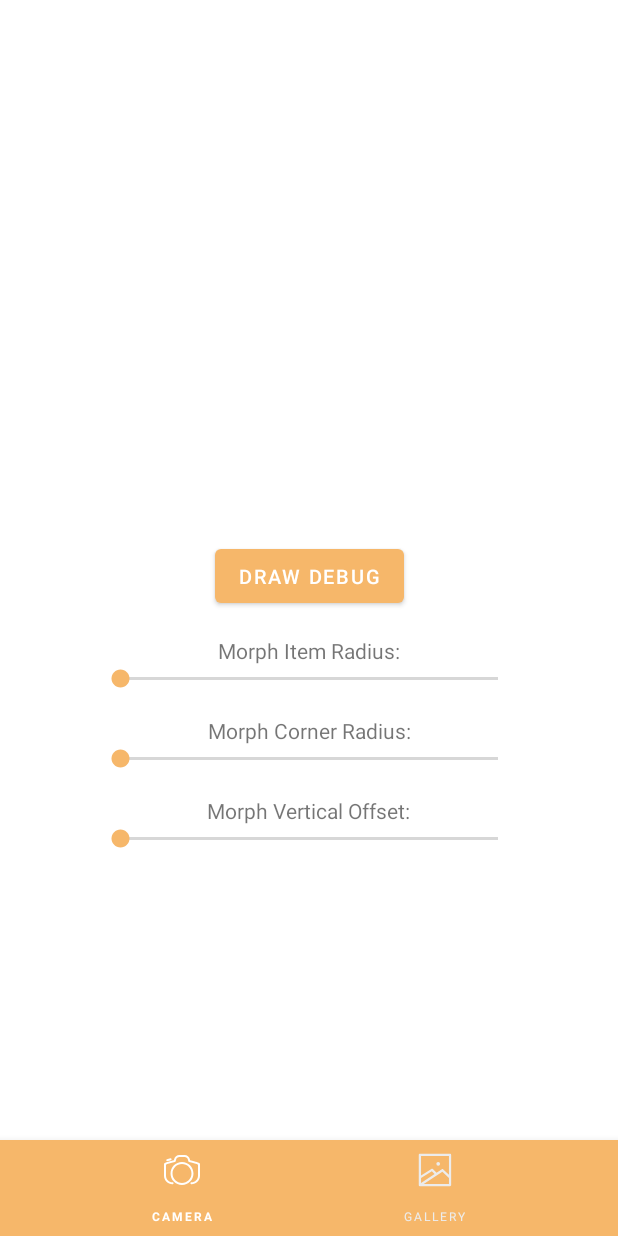
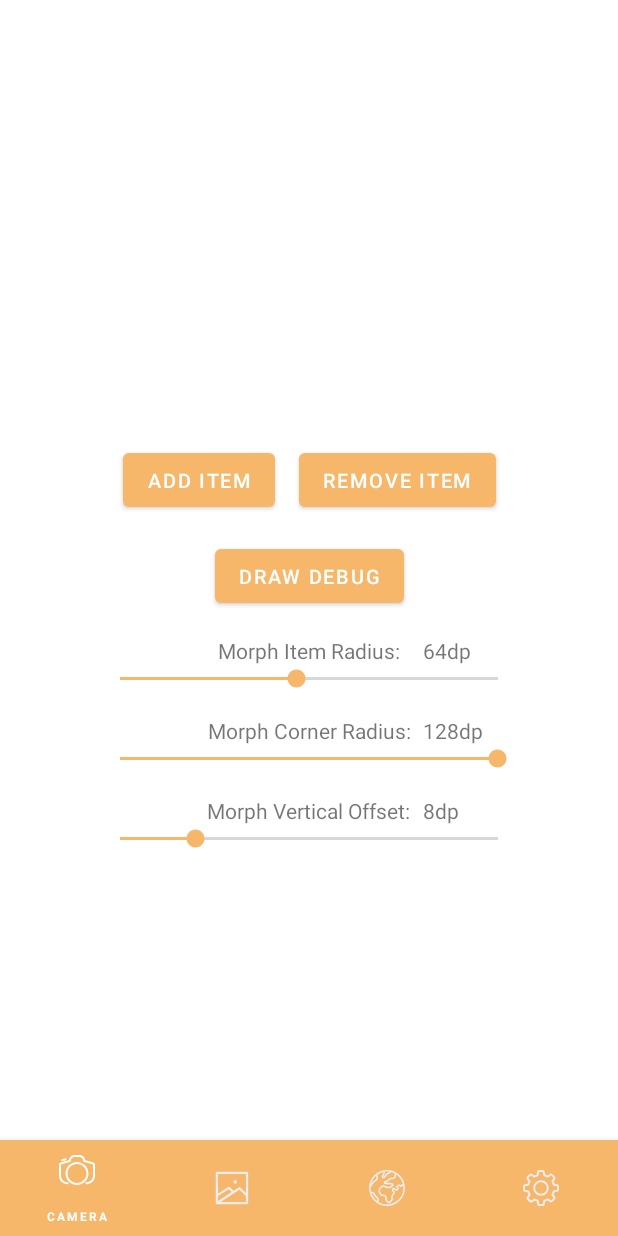
Before and after one commit to tommybuonomo/morph-bottom-navigation, an Android app: the screen it shows after launch (MainActivity), on a phone screen of 412 x 824 dp. Run offline under Robolectric (Android 15) with nearby library versions, the phone set to English and light mode, and no system bars; libraries missing offline, so code that uses them is left out: com.tbuonomo.magicshapepath.

Commit message:
Fix items gravity, add buttons in sample

```diff
--- a/morph-bottom-navigation-sample/src/main/java/com/tbuonomo/morphbottomnavigationsample/MainActivity.kt
+++ b/morph-bottom-navigation-sample/src/main/java/com/tbuonomo/morphbottomnavigationsample/MainActivity.kt
@@ -6,6 +6,7 @@ import android.os.Bundle
 import android.widget.SeekBar
 import android.widget.SeekBar.OnSeekBarChangeListener
 import androidx.core.content.ContextCompat
+import kotlinx.android.synthetic.main.activity_main.addItemButton
 import kotlinx.android.synthetic.main.activity_main.bottomNavigationView
 import kotlinx.android.synthetic.main.activity_main.drawDebugButton
 import kotlinx.android.synthetic.main.activity_main.morphCornerRadiusSeekBar
@@ -14,88 +15,114 @@ import kotlinx.android.synthetic.main.activity_main.morphItemRadiusSeekBar
 import kotlinx.android.synthetic.main.activity_main.morphItemRadiusValue
 import kotlinx.android.synthetic.main.activity_main.morphVerticalOffsetSeekBar
 import kotlinx.android.synthetic.main.activity_main.morphVerticalOffsetValue
+import kotlinx.android.synthetic.main.activity_main.removeItemButton
 
 class MainActivity : AppCompatActivity() {
+  private var numVisibleChildren = 4
+
+  companion object {
+    private const val MAX_MENU_ITEMS = 5
+  }
 
   override fun onCreate(savedInstanceState: Bundle?) {
     super.onCreate(savedInstanceState)
     setContentView(R.layout.activity_main)
+    initMenuItemsVisibility()
+
+    drawDebugButton.setOnClickListener {
+      val enable = !drawDebugButton.isActivated
+      bottomNavigationView.drawDebug = enable
+      drawDebugButton.isActivated = enable
+      drawDebugButton.setBackgroundColor(if (enable) ContextCompat.getColor(this, R.color.colorPrimary) else Color.GRAY)
+    }
+
+    addItemButton.setOnClickListener {
+      if (numVisibleChildren < MAX_MENU_ITEMS) {
+        bottomNavigationView.menu.getItem(numVisibleChildren).isVisible = true
+        numVisibleChildren++
+      }
+    }
+
+    removeItemButton.setOnClickListener {
+      if (numVisibleChildren > 1) {
+        numVisibleChildren--
+        bottomNavigationView.menu.getItem(numVisibleChildren).isVisible = false
+      }
+    }
+
+    setUpSeekBars()
   }
 
-//    drawDebugButton.setOnClickListener {
-//      val enable = !drawDebugButton.isActivated
-//      bottomNavigationView.drawDebug = enable
-//      drawDebugButton.isActivated = enable
-//      drawDebugButton.setBackgroundColor(if (enable) ContextCompat.getColor(this, R.color.colorPrimary) else Color.GRAY)
-//    }
-//
-//    setUpSeekBars()
-//  }
-//
-//  private fun setUpSeekBars() {
-//    morphItemRadiusValue.text = getString(R.string.value_dp, pxToDp(bottomNavigationView.morphItemRadius).toInt())
-//    morphCornerRadiusValue.text = getString(R.string.value_dp, pxToDp(bottomNavigationView.morphCornerRadius).toInt())
-//    morphVerticalOffsetValue.text = getString(R.string.value_dp, pxToDp(bottomNavigationView.morphVerticalOffset).toInt())
-//
-//    val minItemRadius = dpToPx(8f)
-//    val maxItemRadius = dpToPx(128f)
-//    morphItemRadiusSeekBar.max = (maxItemRadius - minItemRadius).toInt()
-//    morphItemRadiusSeekBar.progress = (bottomNavigationView.morphItemRadius - minItemRadius).toInt()
-//
-//    morphItemRadiusSeekBar.setOnSeekBarChangeListener(object : OnSeekBarChangeListener {
-//      override fun onProgressChanged(seekbar: SeekBar?, progress: Int, p2: Boolean) {
-//        val morphItemRadius = progress + minItemRadius
-//        bottomNavigationView.morphItemRadius = morphItemRadius
-//        morphItemRadiusValue.text = getString(R.string.value_dp, pxToDp(morphItemRadius).toInt())
-//      }
-//
-//      override fun onStartTrackingTouch(p0: SeekBar?) {
-//      }
-//
-//      override fun onStopTrackingTouch(p0: SeekBar?) {
-//      }
-//    })
-//
-//    val minCornerRadius = dpToPx(8f)
-//    val maxCornerRadius = dpToPx(128f)
-//    morphCornerRadiusSeekBar.max = (maxCornerRadius - minCornerRadius).toInt()
-//    morphCornerRadiusSeekBar.progress = (bottomNavigationView.morphCornerRadius - minCornerRadius).toInt()
-//
-//
-//    morphCornerRadiusSeekBar.setOnSeekBarChangeListener(object : OnSeekBarChangeListener {
-//      override fun onProgressChanged(seekbar: SeekBar?, progress: Int, p2: Boolean) {
-//        val morphCornerRadius = progress + minCornerRadius
-//        bottomNavigationView.morphCornerRadius = morphCornerRadius
-//        morphCornerRadiusValue.text = getString(R.string.value_dp, pxToDp(morphCornerRadius).toInt())
-//      }
-//
-//      override fun onStartTrackingTouch(p0: SeekBar?) {
-//      }
-//
-//      override fun onStopTrackingTouch(p0: SeekBar?) {
-//      }
-//    })
-//
-//    val minVerticalOffset = dpToPx(2f)
-//    val maxVerticalOffset = dpToPx(32f)
-//    morphVerticalOffsetSeekBar.max = (maxVerticalOffset - minVerticalOffset).toInt()
-//    morphVerticalOffsetSeekBar.progress = (bottomNavigationView.morphVerticalOffset - minVerticalOffset).toInt()
-//
-//    morphVerticalOffsetSeekBar.setOnSeekBarChangeListener(object : OnSeekBarChangeListener {
-//      override fun onProgressChanged(seekbar: SeekBar?, progress: Int, p2: Boolean) {
-//        val morphVerticalOffset = progress + minVerticalOffset
-//        bottomNavigationView.morphVerticalOffset = morphVerticalOffset
-//        morphVerticalOffsetValue.text = getString(R.string.value_dp, pxToDp(morphVerticalOffset).toInt())
-//      }
-//
-//      override fun onStartTrackingTouch(p0: SeekBar?) {
-//      }
-//
-//      override fun onStopTrackingTouch(p0: SeekBar?) {
-//      }
-//    })
-//  }
-//
-//  fun dpToPx(dp: Float): Float = resources.displayMetrics.density * dp
-//  fun pxToDp(px: Float): Float = px / resources.displayMetrics.density
+  private fun initMenuItemsVisibility() {
+    for (i in 0 until bottomNavigationView.menu.size()) {
+      bottomNavigationView.menu.getItem(i).isVisible = i < numVisibleChildren
+    }
+  }
+
+  private fun setUpSeekBars() {
+    morphItemRadiusValue.text = getString(R.string.value_dp, pxToDp(bottomNavigationView.morphItemRadius).toInt())
+    morphCornerRadiusValue.text = getString(R.string.value_dp, pxToDp(bottomNavigationView.morphCornerRadius).toInt())
+    morphVerticalOffsetValue.text = getString(R.string.value_dp, pxToDp(bottomNavigationView.morphVerticalOffset).toInt())
+
+    val minItemRadius = dpToPx(8f)
+    val maxItemRadius = dpToPx(128f)
+    morphItemRadiusSeekBar.max = (maxItemRadius - minItemRadius).toInt()
+    morphItemRadiusSeekBar.progress = (bottomNavigationView.morphItemRadius - minItemRadius).toInt()
+
+    morphItemRadiusSeekBar.setOnSeekBarChangeListener(object : OnSeekBarChangeListener {
+      override fun onProgressChanged(seekbar: SeekBar?, progress: Int, p2: Boolean) {
+        val morphItemRadius = progress + minItemRadius
+        bottomNavigationView.morphItemRadius = morphItemRadius
+        morphItemRadiusValue.text = getString(R.string.value_dp, pxToDp(morphItemRadius).toInt())
+      }
+
+      override fun onStartTrackingTouch(p0: SeekBar?) {
+      }
+
+      override fun onStopTrackingTouch(p0: SeekBar?) {
+      }
+    })
+
+    val minCornerRadius = dpToPx(8f)
+    val maxCornerRadius = dpToPx(128f)
+    morphCornerRadiusSeekBar.max = (maxCornerRadius - minCornerRadius).toInt()
+    morphCornerRadiusSeekBar.progress = (bottomNavigationView.morphCornerRadius - minCornerRadius).toInt()
+
+
+    morphCornerRadiusSeekBar.setOnSeekBarChangeListener(object : OnSeekBarChangeListener {
+      override fun onProgressChanged(seekbar: SeekBar?, progress: Int, p2: Boolean) {
+        val morphCornerRadius = progress + minCornerRadius
+        bottomNavigationView.morphCornerRadius = morphCornerRadius
+        morphCornerRadiusValue.text = getString(R.string.value_dp, pxToDp(morphCornerRadius).toInt())
+      }
+
+      override fun onStartTrackingTouch(p0: SeekBar?) {
+      }
+
+      override fun onStopTrackingTouch(p0: SeekBar?) {
+      }
+    })
+
+    val minVerticalOffset = dpToPx(2f)
+    val maxVerticalOffset = dpToPx(32f)
+    morphVerticalOffsetSeekBar.max = (maxVerticalOffset - minVerticalOffset).toInt()
+    morphVerticalOffsetSeekBar.progress = (bottomNavigationView.morphVerticalOffset - minVerticalOffset).toInt()
+
+    morphVerticalOffsetSeekBar.setOnSeekBarChangeListener(object : OnSeekBarChangeListener {
+      override fun onProgressChanged(seekbar: SeekBar?, progress: Int, p2: Boolean) {
+        val morphVerticalOffset = progress + minVerticalOffset
+        bottomNavigationView.morphVerticalOffset = morphVerticalOffset
+        morphVerticalOffsetValue.text = getString(R.string.value_dp, pxToDp(morphVerticalOffset).toInt())
+      }
+
+      override fun onStartTrackingTouch(p0: SeekBar?) {
+      }
+
+      override fun onStopTrackingTouch(p0: SeekBar?) {
+      }
+    })
+  }
+
+  fun dpToPx(dp: Float): Float = resources.displayMetrics.density * dp
+  fun pxToDp(px: Float): Float = px / resources.displayMetrics.density
 }
--- a/morph-bottom-navigation-sample/src/main/res/layout/activity_main.xml
+++ b/morph-bottom-navigation-sample/src/main/res/layout/activity_main.xml
@@ -7,6 +7,37 @@
     android:layout_height="match_parent"
     tools:context=".MainActivity"
     >
+
+  <com.google.android.material.button.MaterialButton
+      android:id="@+id/addItemButton"
+      android:layout_width="wrap_content"
+      android:layout_height="wrap_content"
+      android:layout_marginBottom="16dp"
+      android:layout_marginEnd="8dp"
+      android:text="@string/add_item"
+      android:textColor="@android:color/white"
+      android:textSize="13sp"
+      app:layout_constraintBottom_toTopOf="@+id/drawDebugButton"
+      app:layout_constraintEnd_toStartOf="@+id/removeItemButton"
+      app:layout_constraintHorizontal_chainStyle="packed"
+      app:layout_constraintStart_toStartOf="parent"
+      style="@style/Widget.MaterialComponents.Button"
+      />
+
+  <com.google.android.material.button.MaterialButton
+      android:id="@+id/removeItemButton"
+      android:layout_width="wrap_content"
+      android:layout_height="wrap_content"
+      android:layout_marginBottom="16dp"
+      android:layout_marginStart="8dp"
+      android:text="@string/remove_item"
+      android:textColor="@android:color/white"
+      android:textSize="13sp"
+      app:layout_constraintBottom_toTopOf="@+id/drawDebugButton"
+      app:layout_constraintEnd_toEndOf="parent"
+      app:layout_constraintStart_toEndOf="@+id/addItemButton"
+      style="@style/Widget.MaterialComponents.Button"
+      />
 
   <com.google.android.material.button.MaterialButton
       android:id="@+id/drawDebugButton"
--- a/morph-bottom-navigation-sample/src/main/res/menu/menu_bottom_navigation.xml
+++ b/morph-bottom-navigation-sample/src/main/res/menu/menu_bottom_navigation.xml
@@ -9,13 +9,18 @@
         android:id="@+id/nav_gallery"
         android:icon="@drawable/icon_gallery"
         android:title="Gallery"/>
-    <!--<item-->
-        <!--android:id="@+id/nav_slideshow"-->
-        <!--android:icon="@drawable/icon_map"-->
-        <!--android:title="Map"/>-->
-    <!--<item-->
-        <!--android:id="@+id/nav_manage"-->
-        <!--android:icon="@drawable/icon_settings"-->
-        <!--android:title="Settings"/>-->
+    <item
+        android:id="@+id/nav_slideshow"
+        android:icon="@drawable/icon_map"
+        android:title="Map"/>
+    <item
+        android:id="@+id/nav_manage"
+        android:icon="@drawable/icon_settings"
+        android:title="Settings"/>
+
+    <item
+        android:id="@+id/nav_camera2"
+        android:icon="@drawable/icon_camera"
+        android:title="Camera 2"/>
   </group>
 </menu>
--- a/morph-bottom-navigation-sample/src/main/res/values/strings.xml
+++ b/morph-bottom-navigation-sample/src/main/res/values/strings.xml
@@ -1,6 +1,8 @@
 <resources>
   <string name="app_name">MorphBottomNavigation</string>
   <string name="enable_debug">draw debug</string>
+  <string name="add_item">add item</string>
+  <string name="remove_item">remove item</string>
   <string name="morph_item_radius">Morph Item Radius:</string>
   <string name="morph_corner_radius">Morph Corner Radius:</string>
   <string name="morph_vertical_offset">Morph Vertical Offset:</string>
--- a/morph-bottom-navigation/build.gradle
+++ b/morph-bottom-navigation/build.gradle
@@ -36,6 +36,7 @@ dependencies {
   androidTestImplementation 'com.android.support.test.espresso:espresso-core:3.0.2'
 
   implementation "org.jetbrains.kotlin:kotlin-stdlib-jdk7:$kotlin_version"
+  implementation 'androidx.core:core-ktx:1.0.0-alpha1'
   api 'com.google.android.material:material:1.0.0-alpha3'
   implementation 'com.tbuonomo:magicshapepath:1.0.0-alpha3'
 }
--- a/morph-bottom-navigation/src/main/java/com/tbuonomo/morphbottomnavigation/MorphBottomNavigationView.kt
+++ b/morph-bottom-navigation/src/main/java/com/tbuonomo/morphbottomnavigation/MorphBottomNavigationView.kt
@@ -7,13 +7,16 @@ import android.graphics.Color
 import android.graphics.Paint
 import android.graphics.Paint.Style
 import android.graphics.Paint.Style.STROKE
+import android.graphics.Rect
 import android.util.AttributeSet
+import android.util.Log
 import android.util.TypedValue
 import android.view.Gravity
 import android.view.Menu
 import android.view.MenuItem
 import android.view.animation.DecelerateInterpolator
 import android.widget.FrameLayout
+import androidx.core.view.children
 import com.google.android.material.bottomnavigation.BottomNavigationMenuView
 import com.google.android.material.bottomnavigation.BottomNavigationView
 import com.google.android.material.bottomnavigation.BottomNavigationView.OnNavigationItemSelectedListener
@@ -70,6 +73,9 @@ class MorphBottomNavigationView : BottomNavigationView, OnNavigationItemSelected
 
   constructor(context: Context) : this(context, null)
   constructor(context: Context, attrs: AttributeSet?) : this(context, attrs, 0)
+
+  private var bottomNavigationMenuView: BottomNavigationMenuView
+
   constructor(context: Context, attrs: AttributeSet?, defStyleAttr: Int) : super(context, attrs,
           defStyleAttr) {
 
@@ -86,8 +92,10 @@ class MorphBottomNavigationView : BottomNavigationView, OnNavigationItemSelected
 
     height = dpToPx(56f)
 
+    bottomNavigationMenuView = getChildAt(0) as BottomNavigationMenuView
+
     topEdgeTreatment = MorphBottomNavigationViewTopEdgeTreatment(
-            menu,
+            bottomNavigationMenuView,
             morphItemRadius,
             morphVerticalOffset,
             morphCornerRadius)
@@ -104,7 +112,6 @@ class MorphBottomNavigationView : BottomNavigationView, OnNavigationItemSelected
     materialShapeDrawable.setTint(backgroundTint)
     background = materialShapeDrawable
 
-    val bottomNavigationMenuView = getBottomNavigationMenuView()
     val menuParams = bottomNavigationMenuView?.layoutParams as FrameLayout.LayoutParams
     menuParams.gravity = (Gravity.BOTTOM or Gravity.CENTER_HORIZONTAL)
 
@@ -117,13 +124,13 @@ class MorphBottomNavigationView : BottomNavigationView, OnNavigationItemSelected
    * Proxy for listener
    */
   override fun setOnNavigationItemSelectedListener(listener: OnNavigationItemSelectedListener?) {
-    super.setOnNavigationItemSelectedListener({
+    super.setOnNavigationItemSelectedListener {
       onNavigationItemSelected(it)
       if (listener !is MorphBottomNavigationView) {
         listener?.onNavigationItemSelected(it)
       }
       true
-    })
+    }
   }
 
   override fun onNavigationItemSelected(item: MenuItem): Boolean {
@@ -156,13 +163,6 @@ class MorphBottomNavigationView : BottomNavigationView, OnNavigationItemSelected
     layoutParams.height = (height + morphVerticalOffset).toInt()
   }
 
-  private fun getBottomNavigationMenuView(): BottomNavigationMenuView? {
-    for (i in 0 until childCount) {
-      if (getChildAt(i) is BottomNavigationMenuView) return getChildAt(i) as BottomNavigationMenuView
-    }
-    return null
-  }
-
   override fun onDraw(canvas: Canvas) {
     super.onDraw(canvas)
     if (drawDebug) {
```
Also changed, not shown: morph-bottom-navigation/src/main/java/com/tbuonomo/morphbottomnavigation/MorphBottomNavigationViewTopEdgeTreatment.kt (+22 -9 lines).
